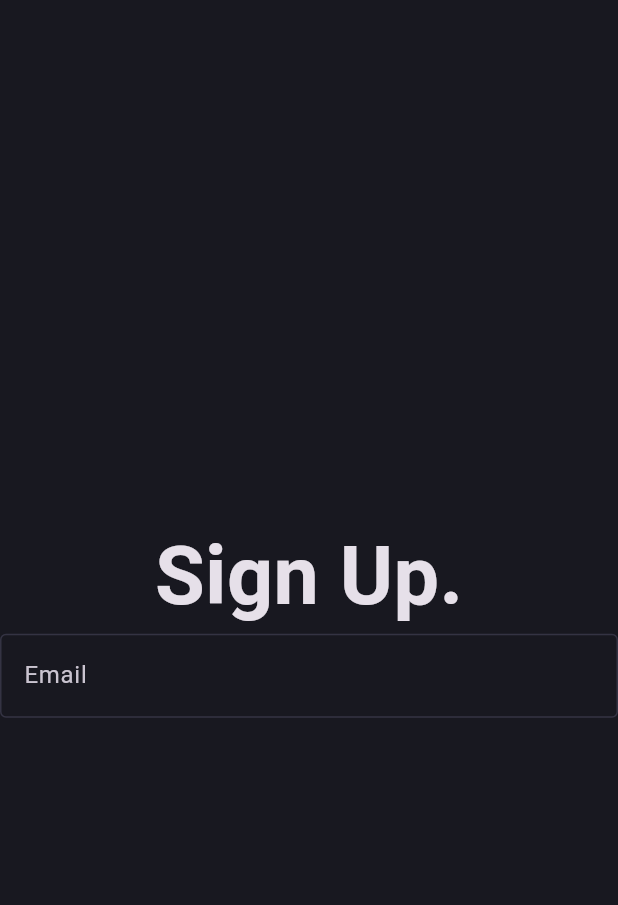
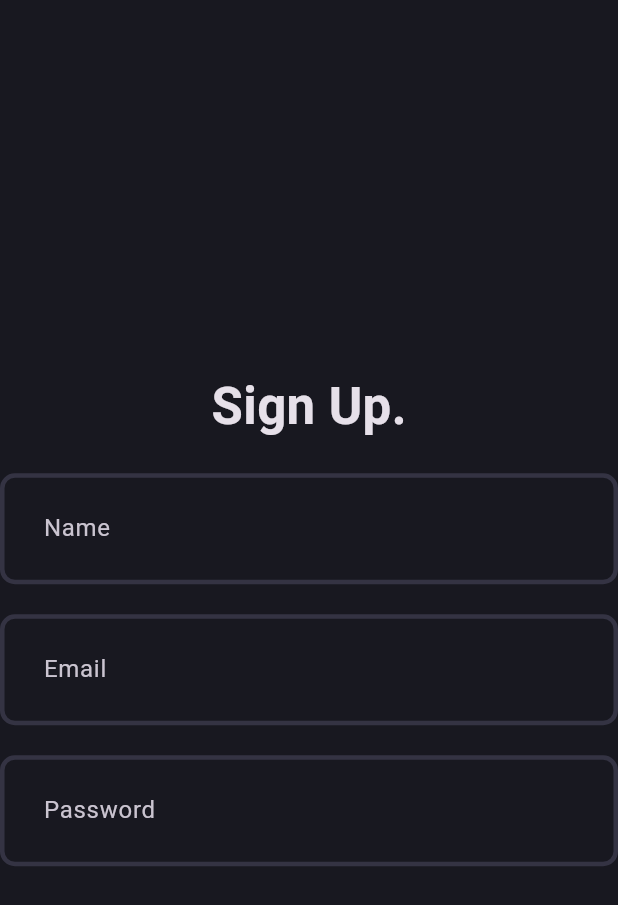
Before and after one commit to mfonmfon/pocketsave_mobile, a Flutter app: the screen it shows after launch, on a phone screen of 412 x 824 dp. Shown: the top 905 px of the screen. Run offline on Flutter 3.47's test engine with Material 3 defaults, Android fonts, the light colour scheme and no system bars.

Commit message:
done with the signup feilds

```diff
--- a/lib/core/theme/theme.dart
+++ b/lib/core/theme/theme.dart
@@ -3,14 +3,26 @@ import 'package:flutter/material.dart';
 import 'package:pocketsave_mobile/core/theme/app_pallet.dart';
 
 class AppTheme {
+  static final enableBorder = OutlineInputBorder(
+    borderSide: const BorderSide(
+      color: AppPallete.borderColor,
+      width: 3,
+    ),
+    borderRadius: BorderRadius.circular(10),
+  );
+  static  _border ([Color color = AppPallete.borderColor]) =>  OutlineInputBorder(
+    borderSide: BorderSide(
+      color: color,
+      width: 3,
+    ),
+    borderRadius: BorderRadius.circular(10),
+  );
   static final darkThemeMode = ThemeData.dark().copyWith(
    scaffoldBackgroundColor: AppPallete.backgroundColor,
-   inputDecorationTheme: const InputDecorationTheme(
-       enabledBorder: OutlineInputBorder(
-         borderSide: BorderSide(
-           color: AppPallete.borderColor,
-         )
-       ),
+   inputDecorationTheme: InputDecorationTheme(
+     contentPadding: const EdgeInsets.all(25),
+       enabledBorder: _border(),
+     focusedBorder: _border(AppPallete.gradient1),
    ),
   );
 }
--- a/lib/presentation/pages/signup_page.dart
+++ b/lib/presentation/pages/signup_page.dart
@@ -18,11 +18,16 @@ class _SignupPageState extends State<SignupPage> {
         children: [
           Text('Sign Up.',
            style: TextStyle(
-            fontSize: 54,
+            fontSize: 34,
             fontWeight: FontWeight.bold,
             ),
             ),
+            const SizedBox(height: 20),
+            AuthFields(hintText: 'Name',),
+            const SizedBox(height: 20),
             AuthFields(hintText: 'Email',),
+            const SizedBox(height: 20),
+            AuthFields(hintText: 'Password',),
         ],
       ),
     );
```
